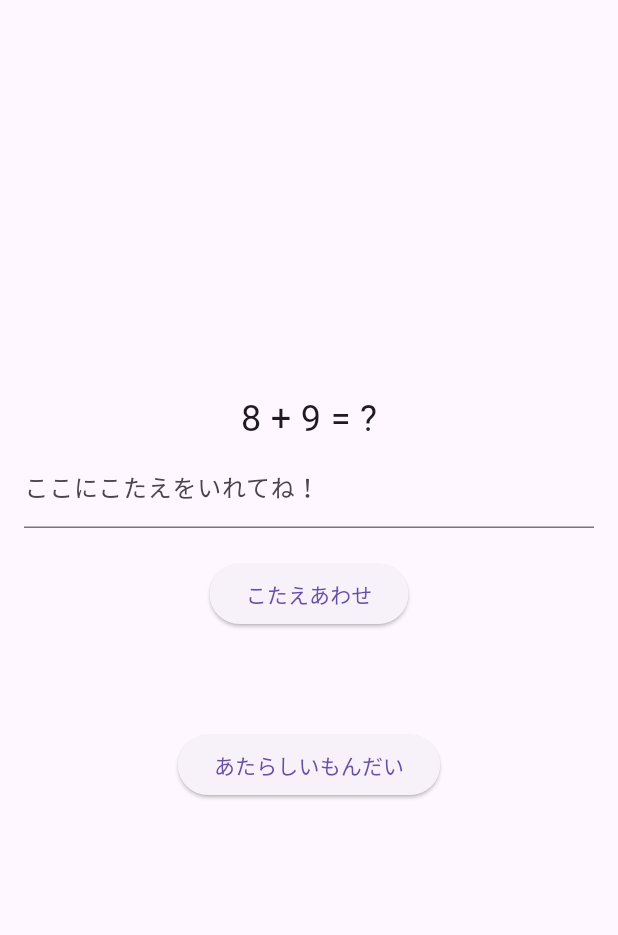
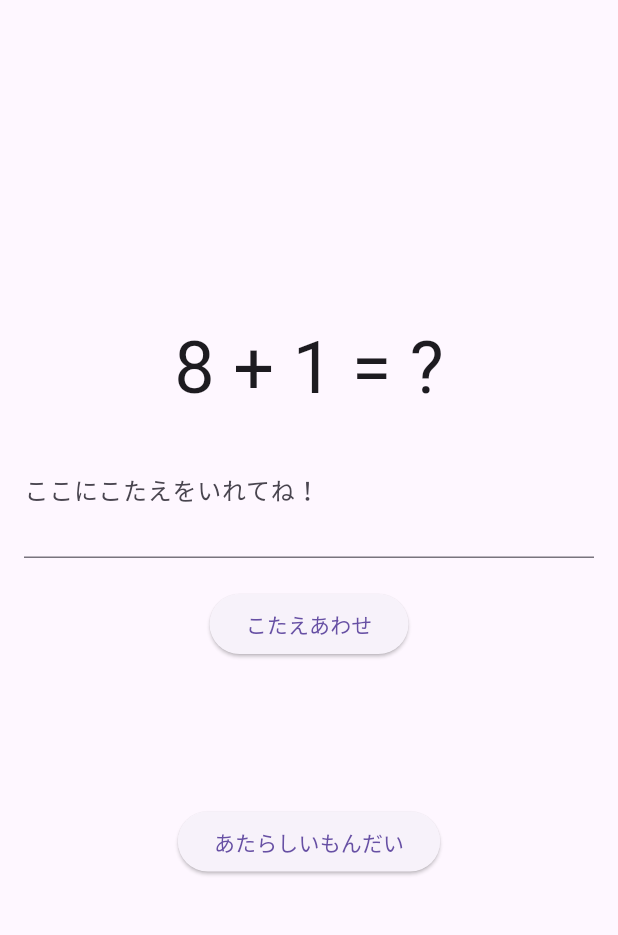
Before and after one commit to suu2626/flutter_addition, a Flutter app: the screen it shows after launch, after a tap on "こたえあわせ", after a tap on "あたらしいもんだい", on a phone screen of 412 x 824 dp, the part 63-998 px from its top. Run offline on Flutter 3.47's test engine with Material 3 defaults, Android fonts, the phone set to English and light mode, and no system bars.

Commit message:
20240604-1501

```diff
--- a/lib/main.dart
+++ b/lib/main.dart
@@ -15,11 +15,12 @@
       theme: ThemeData(
         primarySwatch: Colors.blue,
       ),
-      home: const AdditionScreen(),
+      home: const AdditionScreen(), // メインの画面ウィジェットを指定
     );
   }
 }
 
+// 足し算問題を表示する画面ウィジェット
 class AdditionScreen extends StatefulWidget {
   const AdditionScreen({super.key});
 
@@ -27,45 +28,52 @@
   State<AdditionScreen> createState() => _AdditionScreenState();
 }
 
+// 画面の状態を管理するステートクラス
 class _AdditionScreenState extends State<AdditionScreen> {
-  final Random _random = Random();
-  late int _num1;
-  late int _num2;
+  final Random _random = Random(); // 乱数生成
+  late int _num1; // 足し算の最初の数
+  late int _num2; // 足し算の2番目の数
+  // ユーザー入力を管理するコントローラー
   final TextEditingController _controller = TextEditingController();
-  String _message = '';
+  String _message = ''; // 結果メッセージ
 
   @override
   void initState() {
     super.initState();
-    _generateProblem();
+    _generateProblem(); // 初期状態で足し算問題を生成
   }
 
+  // 新しい足し算問題を生成するメソッド
   void _generateProblem() {
     setState(() {
-      _num1 = _random.nextInt(10);
-      _num2 = _random.nextInt(10);
-      _controller.clear();
-      _message = '';
+      _num1 = _random.nextInt(10); // 0から9の間のランダムな数を生成
+      _num2 = _random.nextInt(9) + 1; // 1から9の間のランダムな数を生成
+      _controller.clear(); // ユーザー入力をクリア
+      _message = ''; // メッセージをクリア
     });
   }
 
+  // 答えをチェックするメソッド
   void _checkAnswer() {
-    final int? userAnswer = int.tryParse(_controller.text);
+    final int? userAnswer = int.tryParse(_controller.text); // 入力を整数に変換
     if (userAnswer == null) {
+      // 入力が無効な場合
       setState(() {
-        _message = 'すうじをいれてね！';
+        _message = 'すうじをいれてね！'; // エラーメッセージ
       });
       return;
     }
 
-    final int correctAnswer = _num1 + _num2;
+    final int correctAnswer = _num1 + _num2; // 答えを計算
     if (userAnswer == correctAnswer) {
+      // 答えが正しい場合
       setState(() {
-        _message = 'せいかい！';
+        _message = 'せいかい！'; // 正解メッセージ
       });
+      // 答えが間違っている場合
     } else {
       setState(() {
-        _message = 'ざんねん！せいかいは $correctAnswer でした。';
+        _message = 'ざんねん！せいかいは $correctAnswer でした。'; // 不正解メッセージ
       });
     }
   }
@@ -74,36 +82,38 @@
   Widget build(BuildContext context) {
     return Scaffold(
       appBar: AppBar(
-        title: const Text('Addition App'),
+        title: const Text('Addition App'), // アプリケーションのタイトルを設定
       ),
       body: Padding(
-        padding: const EdgeInsets.all(16.0),
+        padding: const EdgeInsets.all(16.0), // 画面の周囲にパディングを追加
         child: Column(
-          mainAxisAlignment: MainAxisAlignment.center,
+          mainAxisAlignment: MainAxisAlignment.center, // 縦方向に中央揃え
           children: <Widget>[
             Text(
               '$_num1 + $_num2 = ?',
-              style: const TextStyle(fontSize: 24),
+              style: const TextStyle(fontSize: 48), // 足し算問題を表示
             ),
             TextField(
-              controller: _controller,
-              keyboardType: TextInputType.number,
-              decoration: const InputDecoration(labelText: 'ここにこたえをいれてね！'),
+              controller: _controller, // ユーザー入力コントローラを設定
+              keyboardType: TextInputType.number, // 入力タイプを数字に設定
+              decoration: const InputDecoration(
+                  labelText: 'ここにこたえをいれてね！'), // プレースホルダーテキストを設定
+              style: const TextStyle(fontSize: 40), // ユーザー入力テキストのフォントサイズを設定
             ),
-            const SizedBox(height: 20),
+            const SizedBox(height: 20), // スペース
             ElevatedButton(
-              onPressed: _checkAnswer,
-              child: const Text('こたえあわせ'),
+              onPressed: _checkAnswer, // ボタンが押されたときに答えをチェック
+              child: const Text('こたえあわせ'), // ボタンのテキスト
             ),
             const SizedBox(height: 20),
             Text(
-              _message,
-              style: const TextStyle(fontSize: 18),
+              _message, // 結果メッセージを表示
+              style: const TextStyle(fontSize: 40),
             ),
-            const SizedBox(height: 20),
+            const SizedBox(height: 20), // スペース
             ElevatedButton(
-              onPressed: _generateProblem,
-              child: const Text('あたらしいもんだい'),
+              onPressed: _generateProblem, // ボタンが押されたときに新しい問題を生成
+              child: const Text('あたらしいもんだい'), // ボタンのテキスト
             ),
           ],
         ),
```
